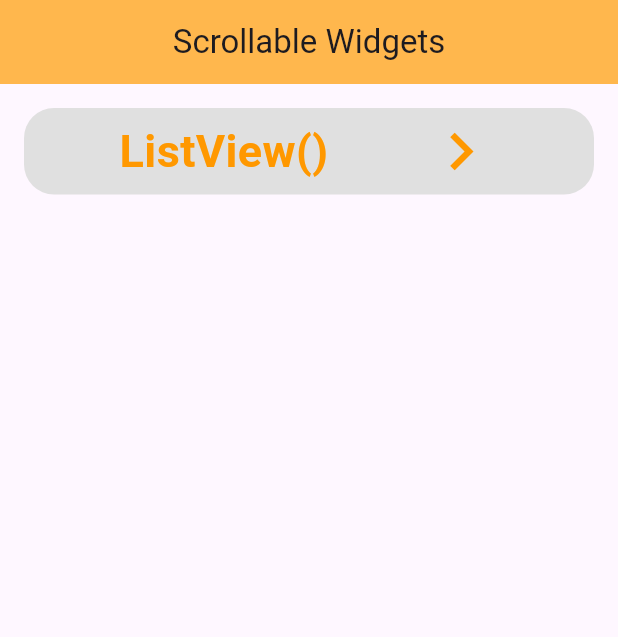
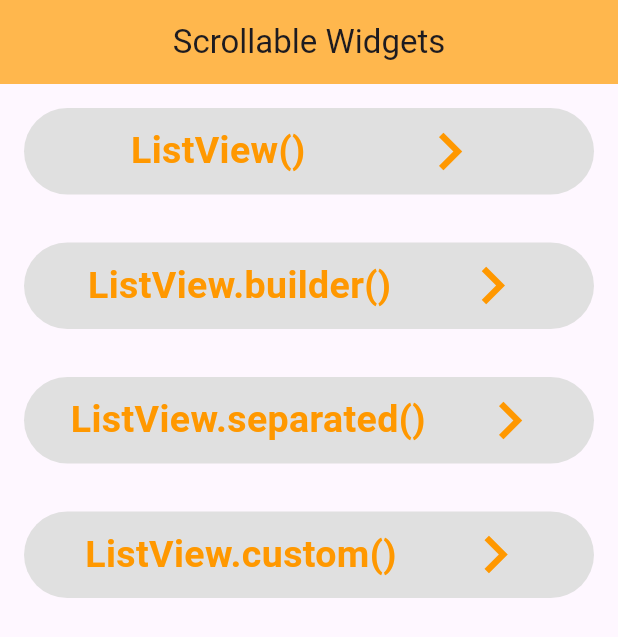
Before and after one commit to Ratndeep1999/scrollable_widgets, a Flutter app: the screen it shows after launch, on a phone screen of 412 x 824 dp. Shown: the top 637 px of the screen. Run offline on Flutter 3.47's test engine with Material 3 defaults, Android fonts, the phone set to English and light mode, and no system bars.

Commit message:
home_page.dart : parameters add and dynamic data passed

```diff
--- a/lib/home_page.dart
+++ b/lib/home_page.dart
@@ -14,13 +14,21 @@
       body: SafeArea(
         child: Column(
           children: [
-
             /// ListView()
-            InkWell(
-              onTap: (){},
-              child: buildItem(context),
+            buildItem(
+              context,
+              title: 'ListView()',
+              onTap: () {},
             ),
 
+            /// ListView.builder()
+            buildItem(context, title: 'ListView.builder()', onTap: () {}),
+
+            /// ListView.separated()
+            buildItem(context, title: 'ListView.separated()', onTap: () {}),
+
+            /// ListView.custom()
+            buildItem(context, title: 'ListView.custom()', onTap: () {}),
           ],
         ),
       ),
@@ -28,34 +36,41 @@
   }
 
   // build item method
-  Padding buildItem(BuildContext context) {
+  Padding buildItem(
+    BuildContext context, {
+    required String title,
+    required VoidCallback onTap,
+  }) {
     return Padding(
       padding: const EdgeInsets.all(16.0),
       child: SizedBox(
         height: MediaQuery.of(context).size.height * 0.07,
         width: double.infinity,
+        // onTap
+        child: InkWell(
+          onTap: onTap,
+          borderRadius: BorderRadius.circular(30.0),
           child: DecoratedBox(
             decoration: BoxDecoration(
-                  borderRadius: BorderRadius.circular(20.0),
-                  color: Colors.grey[300]
+              borderRadius: BorderRadius.circular(30.0),
+              color: Colors.grey[300],
             ),
             child: Row(
               mainAxisAlignment: MainAxisAlignment.spaceEvenly,
               children: [
+                // Text
                 Text(
-                      'ListView()',
+                  title,
                   style: TextStyle(
-                        fontSize: 30,
+                    fontSize: 25,
                     fontWeight: FontWeight.w700,
                     color: Colors.orange,
                   ),
                 ),
-                    Icon(
-                      Icons.navigate_next,
-                      size: 50,
-                      color: Colors.orange,
-                    )
+                // Icon
+                Icon(Icons.navigate_next, size: 50, color: Colors.orange),
               ],
+            ),
           ),
         ),
       ),
```
Lines whose indentation alone changed are shown as unchanged.
